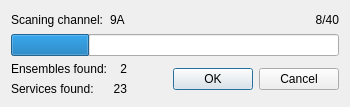
First picture: the form in gui/bandscandialog.ui, repository KejPi/AbracaDABra, before the edit.
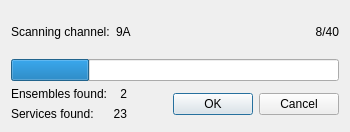
Second picture: the form after the edit.

Commit message: UI strings fixes reported by andimik

What changed in the file:
```diff
--- a/gui/bandscandialog.ui
+++ b/gui/bandscandialog.ui
@@ -10,7 +10,7 @@
     <x>0</x>
     <y>0</y>
     <width>350</width>
-    <height>107</height>
+    <height>132</height>
    </rect>
   </property>
   <property name="windowTitle">
@@ -24,7 +24,7 @@
        <item>
         <widget class="QLabel" name="scanningLabel">
          <property name="text">
-          <string>Scaning channel:</string>
+          <string>Scanning channel:</string>
          </property>
         </widget>
        </item>
```
The commit also changes 1 other file.
